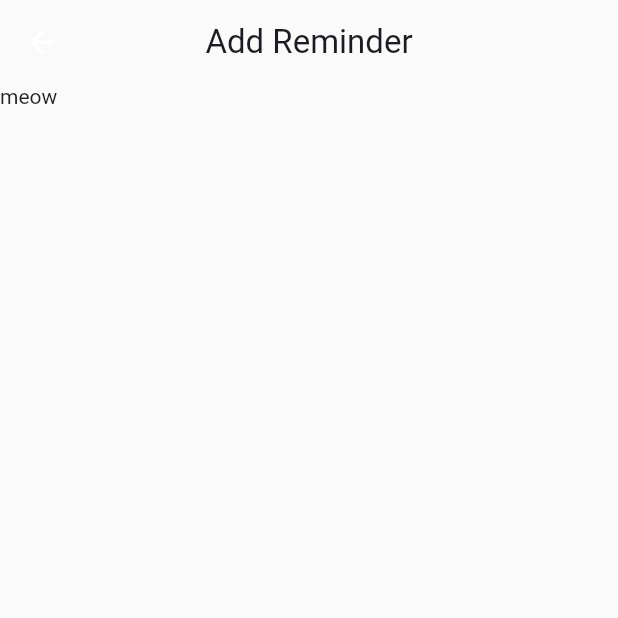
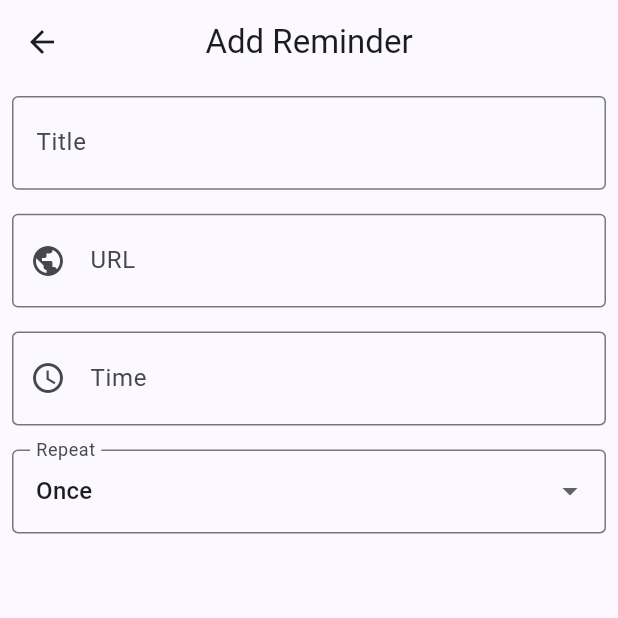
Before and after one commit to tonydoesathing/remind-me, a Flutter app: the screen it shows after launch, after a tap on the "add" icon, on a phone screen of 412 x 824 dp, the top half of it. Run offline on Flutter 3.47's test engine with Material 2 defaults, Android fonts, the light colour scheme and no system bars; drawn by our look-alikes of dynamic_color; our stand-ins replace awesome_notifications, bloc, equatable, flutter_bloc; missing offline and left inert: cron_parser.

Commit message:
Set up main layout of Edit Page

```diff
--- a/lib/bloc/edit_bloc.dart
+++ b/lib/bloc/edit_bloc.dart
@@ -27,6 +27,7 @@ class EditBloc extends Bloc<EditEvent, EditState> {
                     )),
             initialReminder)) {
     on<UpdateLocalReminderEvent>((event, emit) {
+      // TODO: validation
       emit(EditDisplayed(event.reminder, event.initialReminder));
     });
 
--- a/lib/data/models/schedule.dart
+++ b/lib/data/models/schedule.dart
@@ -59,7 +59,7 @@ class Schedule extends Equatable {
             'If not repeating, must provide full date fields'),
         assert(minute == null || (minute >= 0 && minute < 60),
             'Minutes must be between 0-59'),
-        assert(hour == null || (hour >= 0 && hour < 23),
+        assert(hour == null || (hour >= 0 && hour < 24),
             'Hours must be between 0-23'),
         assert(
             day == null || (day > 0 && day < 32), 'Days must be between 1-31'),
--- a/lib/main.dart
+++ b/lib/main.dart
@@ -49,6 +49,7 @@ class App extends StatelessWidget {
             return MaterialApp(
               title: 'RemindMe',
               theme: ThemeData(
+                useMaterial3: true,
                 colorScheme: lightColorScheme,
                 appBarTheme: AppBarTheme(
                     titleTextStyle: TextStyle(
@@ -58,7 +59,8 @@ class App extends StatelessWidget {
                     elevation: 0),
                 floatingActionButtonTheme: FloatingActionButtonThemeData(
                     backgroundColor: lightColorScheme.primaryContainer,
-                      foregroundColor: lightColorScheme.onPrimaryContainer)),
+                    foregroundColor: lightColorScheme.onPrimaryContainer),
+              ),
               darkTheme: ThemeData(
                 colorScheme: darkColorScheme,
                 appBarTheme: AppBarTheme(
@@ -66,7 +68,8 @@ class App extends StatelessWidget {
                         color: darkColorScheme.onBackground, fontSize: 22),
                     backgroundColor: Colors.white.withAlpha(0),
                     centerTitle: true,
-                      elevation: 0)),
+                    elevation: 0),
+              ),
               home: const HomePage(),
             );
           }),
--- a/lib/pages/editreminderpage.dart
+++ b/lib/pages/editreminderpage.dart
@@ -27,10 +27,140 @@ class EditReminderPage extends StatelessWidget {
           return Scaffold(
             appBar: AppBar(
               title: state.initialReminder != null
-                  ? Text("Edit Reminder")
-                  : Text("Add Reminder"),
+                  ? const Text("Edit Reminder")
+                  : const Text("Add Reminder"),
             ),
-            body: Column(children: [Text("meow")]),
+            body: Column(children: [
+              Padding(
+                padding: const EdgeInsets.all(8.0),
+                child: TextFormField(
+                  decoration: InputDecoration(
+                      border: OutlineInputBorder(),
+                      labelText: "Title",
+                      suffix: InkWell(
+                        onTap: () {},
+                        child: Icon(
+                          Icons.cancel_outlined,
+                          color: Theme.of(context).colorScheme.onSurfaceVariant,
+                        ),
+                        customBorder: CircleBorder(),
+                      )),
+                ),
+              ),
+              Padding(
+                padding: const EdgeInsets.all(8.0),
+                child: TextFormField(
+                  decoration: InputDecoration(
+                      border: OutlineInputBorder(),
+                      labelText: "URL",
+                      prefixIcon: Icon(Icons.public),
+                      suffix: InkWell(
+                        onTap: () {},
+                        child: Icon(
+                          Icons.cancel_outlined,
+                          color: Theme.of(context).colorScheme.onSurfaceVariant,
+                        ),
+                        customBorder: CircleBorder(),
+                      )),
+                ),
+              ),
+              Padding(
+                padding: const EdgeInsets.all(8.0),
+                child: TextFormField(
+                  decoration: InputDecoration(
+                    border: OutlineInputBorder(),
+                    labelText: "Time",
+                    prefixIcon: Icon(Icons.access_time),
+                    suffix: InkWell(
+                      onTap: () {},
+                      child: Icon(
+                        Icons.cancel_outlined,
+                        color: Theme.of(context).colorScheme.onSurfaceVariant,
+                      ),
+                      customBorder: CircleBorder(),
+                    ),
+                  ),
+                  onTap: () async {
+                    TimeOfDay? time = await showTimePicker(
+                        context: context, initialTime: TimeOfDay.now());
+                    print(time);
+                    FocusScope.of(context).requestFocus(FocusNode());
+                  },
+                ),
+              ),
+              Padding(
+                  padding: EdgeInsets.all(8.0),
+                  child: ButtonTheme(
+                    alignedDropdown: true,
+                    child: DropdownButtonFormField(
+                      decoration: InputDecoration(
+                          label: Text("Repeat"), border: OutlineInputBorder()),
+                      items: ["Once", "Daily", "Weekly", "Monthly", "Yearly"]
+                          .map((String category) {
+                        return DropdownMenuItem(
+                            value: category, child: Text(category));
+                      }).toList(),
+                      onChanged: (newValue) {},
+                      onTap: () {
+                        FocusScope.of(context).requestFocus(FocusNode());
+                      },
+                      value: "Once",
+                    ),
+                  ))
+              // Padding(
+              //   padding: EdgeInsets.all(8.0),
+              //   child: FormField<String>(
+              //     builder: (FormFieldState<String> state) {
+              //       return InputDecorator(
+              //         decoration: InputDecoration(
+              //             labelText: "Repeat",
+              //             hintText: 'Please select expense',
+              //             border: OutlineInputBorder(
+              //                 borderRadius: BorderRadius.circular(5.0))),
+              //         child: DropdownButtonHideUnderline(
+              //           child: DropdownButton<String>(
+              //             value: "Once",
+              //             isDense: true,
+              //             onChanged: (value) {
+              //               print(value);
+              //             },
+              //             onTap: () {
+              //               FocusScope.of(context).requestFocus(FocusNode());
+              //             },
+              //             items: [
+              //               "Once",
+              //               "Daily",
+              //               "Weekly",
+              //               "Monthly",
+              //               "Yearly"
+              //             ].map((String value) {
+              //               return DropdownMenuItem<String>(
+              //                 value: value,
+              //                 child: Text(value),
+              //               );
+              //             }).toList(),
+              //           ),
+              //         ),
+              //       );
+              //     },
+              //   ),
+              // )
+              // Padding(
+              //   padding: EdgeInsets.all(8.0),
+              //   child: DropdownButtonFormField(
+              //       hint: Text("Meow"),
+              //       onChanged: (value) {
+              //         print(value);
+              //       },
+              //       items: <String>['One', 'Two', 'Free', 'Four']
+              //           .map<DropdownMenuItem<String>>((String value) {
+              //         return DropdownMenuItem<String>(
+              //           value: value,
+              //           child: Text(value),
+              //         );
+              //       }).toList()),
+              // ),
+            ]),
           );
         },
       ),
```
Lines whose indentation alone changed are shown as unchanged.
